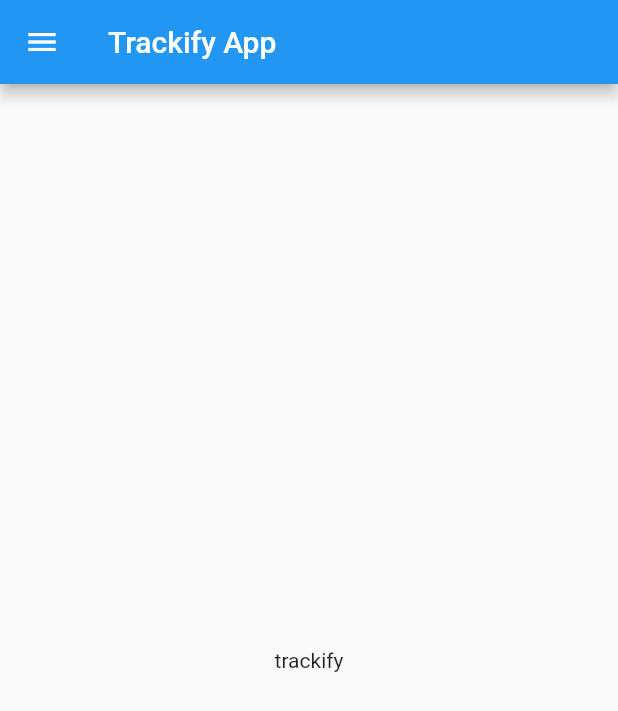
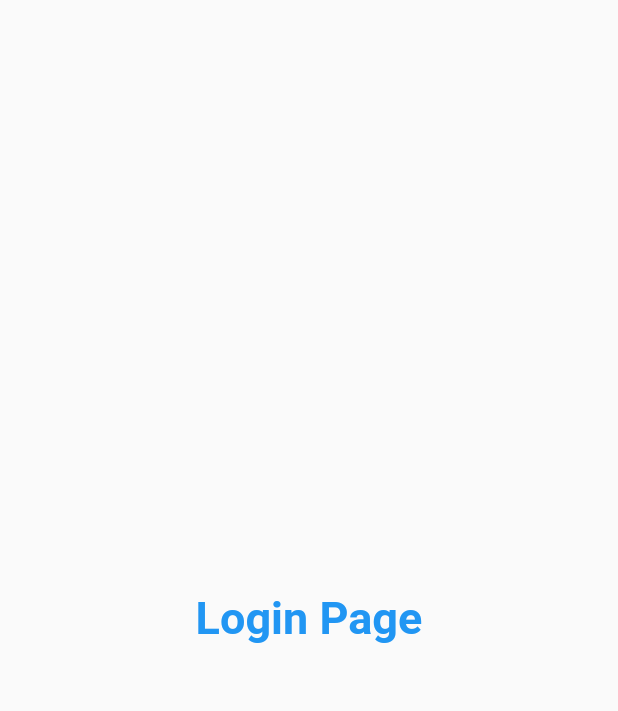
Before and after one commit to zohaibshabir92/trackify, a Flutter app: the screen it shows after launch, on a phone screen of 412 x 824 dp. Shown: the top 711 px of the screen. Run offline on Flutter 3.47's test engine with Material 2 defaults, Android fonts, the phone set to English and light mode, and no system bars.

Commit message:
login page initial changes pushed

```diff
--- a/lib/main.dart
+++ b/lib/main.dart
@@ -1,4 +1,5 @@
 import 'package:flutter/material.dart';
+import 'package:my_app/screens/login_page.dart';
 
 import 'screens/home_page.dart';
 
@@ -11,6 +12,11 @@ class MyApp extends StatelessWidget {
 
   @override
   Widget build(BuildContext context) {
-    return MaterialApp(home: HomePage());
+    return MaterialApp(
+      routes: {
+        "/": (context) => LoginPage(),
+        "/home": (context) => HomePage(),
+      },
+    );
   }
 }
--- /dev/null
+++ b/lib/screens/login_page.dart
@@ -0,0 +1,18 @@
+import 'package:flutter/material.dart';
+
+class LoginPage extends StatelessWidget {
+  const LoginPage({Key? key}) : super(key: key);
+
+  @override
+  Widget build(BuildContext context) {
+    return Material(
+      child: Center(
+        child: Text(
+          "Login Page",
+          style: TextStyle(
+              fontSize: 30, color: Colors.blue, fontWeight: FontWeight.bold),
+        ),
+      ),
+    );
+  }
+}
```
